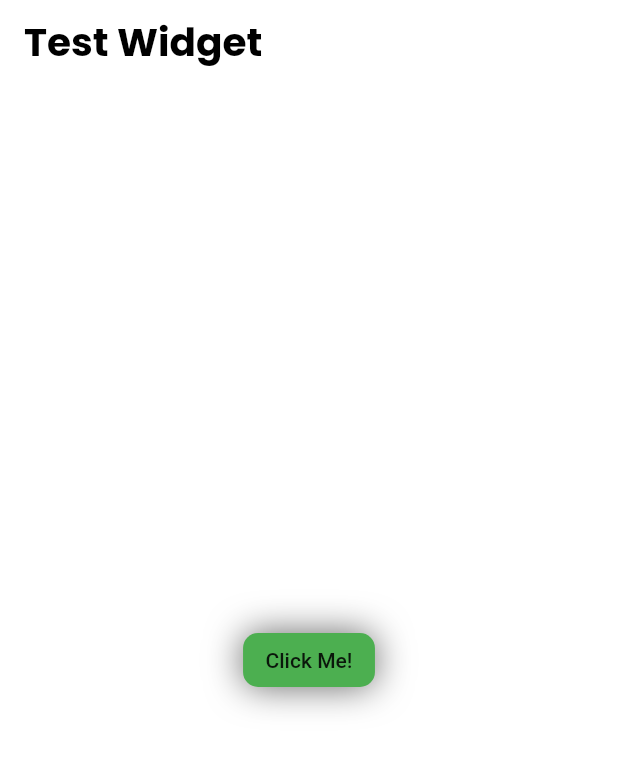
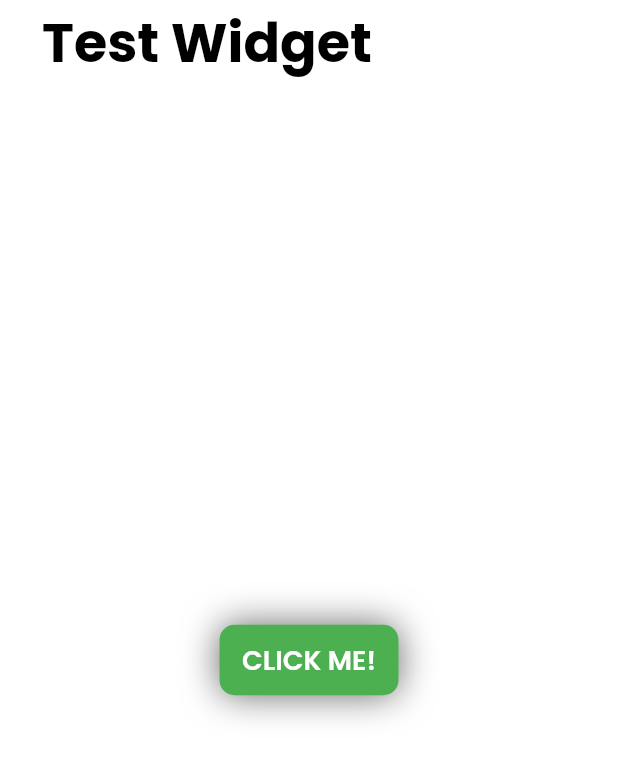
Before and after one commit to HadyMash/Releaf, a Flutter app: the screen it shows after launch, on a phone screen of 412 x 824 dp. Shown: the top 759 px of the screen. Run offline on Flutter 3.47's test engine with Material 2 defaults, Android fonts, the phone set to English and light mode, and no system bars; missing offline and left inert: dart:ffi.

Commit message:
added Bebas Neue font

```diff
--- a/lib/shared/const/app_theme.dart
+++ b/lib/shared/const/app_theme.dart
@@ -44,10 +44,7 @@ class TestWidget extends StatelessWidget {
       ),
       body: Center(
         child: ThemedButton(
-          onPressed: () {
-            theme.toggleTheme();
-            print(Theme.of(context).brightness);
-          },
+          onPressed: () => theme.toggleTheme(),
           text: 'Click Me!',
           color: Theme.of(context).primaryColor,
           shadowColor: Colors.black.withOpacity(0.6),
@@ -64,6 +61,7 @@ class ThemedButton extends StatefulWidget {
   // * Variables
   final VoidCallback? onPressed;
   final String text;
+  final bool? notAllCaps;
   final TextStyle? style;
   final EdgeInsets? padding;
   final Color? color;
@@ -79,6 +77,7 @@ class ThemedButton extends StatefulWidget {
   ThemedButton({
     required this.onPressed,
     required this.text,
+    this.notAllCaps,
     this.style,
     this.color,
     this.padding,
@@ -129,7 +128,9 @@ class _ThemedButtonState extends State<ThemedButton> {
           // Text
           // * Text
           child: Text(
-            widget.text,
+            (widget.notAllCaps ?? false)
+                ? widget.text
+                : widget.text.toUpperCase(),
             style: widget.style ?? Theme.of(context).textTheme.button,
           ),
         ),
```
Also changed, not shown: lib/main.dart (+8 -2 lines), pubspec.yaml (+12 -0 lines), assets/fonts/BebasNeue-Bold.ttf (added), assets/fonts/BebasNeue-Book.ttf (added), assets/fonts/BebasNeue-Light.ttf (added), assets/fonts/BebasNeue-Regular.ttf (added), assets/fonts/BebasNeue-Thin.ttf (added).
